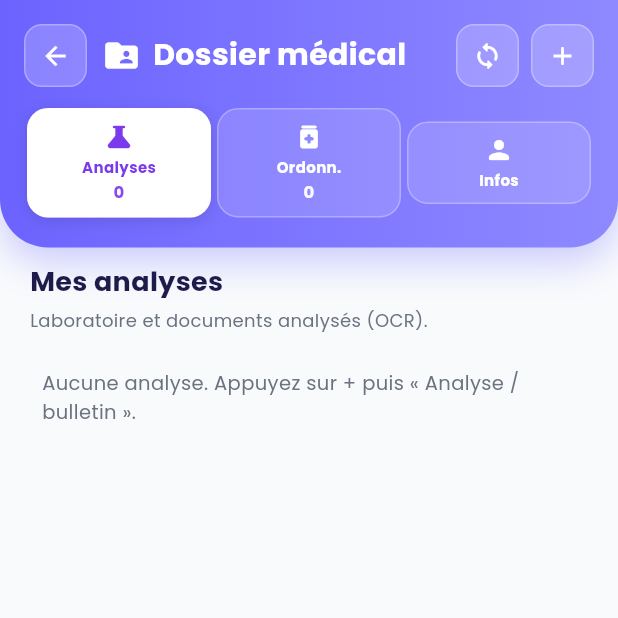
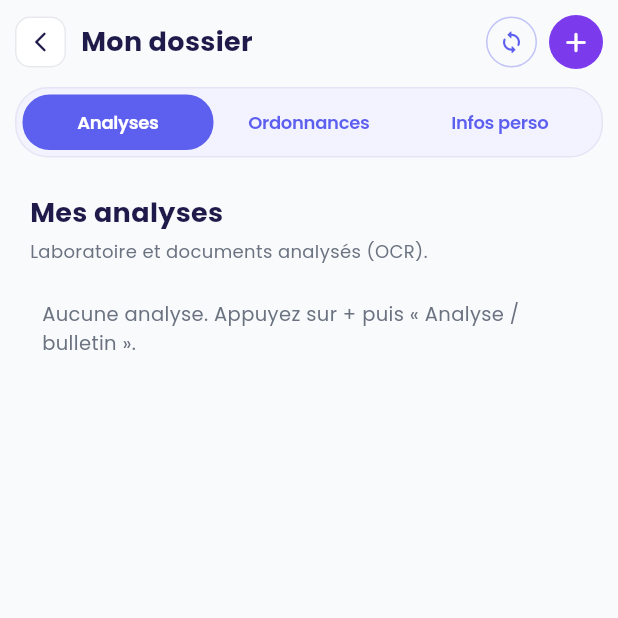
Before and after one commit to Yassminette5/medaichain-mobile, a Flutter app: the DocumentListScreen screen opened directly, on a phone screen of 412 x 824 dp, the top half of it. Run offline on Flutter 3.47's test engine with Material 3 defaults, Android fonts, the phone set to English and light mode, and no system bars; our stand-ins replace file_picker, fl_chart, flutter_map, google_fonts, latlong2, permission_handler and 4 more; missing offline and left inert: agora_rtc_engine; accounts and stored records are empty; network calls fail.

Commit message:
Front: écran Mon dossier, onglets, ordonnances

```diff
--- a/lib/screens/patientnesrine/document_list_screen.dart
+++ b/lib/screens/patientnesrine/document_list_screen.dart
@@ -468,68 +468,73 @@ class _DocumentListScreenState extends State<DocumentListScreen> {
     }
   }
 
-  Widget _buildHeaderTabPill({
+  /// Style type segmented control (fond lavande, onglet actif violet plein).
+  static const Color _segAccent = Color(0xFF5D5FEF);
+  static const Color _segTrack = Color(0xFFF3F3FF);
+  static const Color _segBorder = Color(0xFFE4E4F5);
+
+  Widget _buildDossierSegmentedControl() {
+    return Container(
+      padding: const EdgeInsets.all(4),
+      decoration: BoxDecoration(
+        color: _segTrack,
+        borderRadius: BorderRadius.circular(22),
+        border: Border.all(color: _segBorder, width: 1),
+      ),
+      child: Row(
+        children: [
+          _buildSegmentSlot(
+            tab: _DossierTab.analyses,
+            label: 'Analyses',
+          ),
+          _buildSegmentSlot(
+            tab: _DossierTab.ordonnances,
+            label: 'Ordonnances',
+          ),
+          _buildSegmentSlot(
+            tab: _DossierTab.informations,
+            label: 'Infos perso',
+          ),
+        ],
+      ),
+    );
+  }
+
+  Widget _buildSegmentSlot({
     required _DossierTab tab,
     required String label,
-    required IconData icon,
-    required int? count,
-    required Color activeColor,
   }) {
     final selected = _tab == tab;
     return Expanded(
-      child: Padding(
-        padding: const EdgeInsets.symmetric(horizontal: 2),
       child: Material(
         color: Colors.transparent,
         child: InkWell(
           onTap: () => setState(() => _tab = tab),
-            borderRadius: BorderRadius.circular(14),
+          borderRadius: BorderRadius.circular(18),
+          splashColor: _segAccent.withValues(alpha: 0.12),
+          highlightColor: _segAccent.withValues(alpha: 0.06),
           child: AnimatedContainer(
-              duration: const Duration(milliseconds: 180),
-              padding: const EdgeInsets.symmetric(vertical: 8, horizontal: 2),
+            duration: const Duration(milliseconds: 220),
+            curve: Curves.easeOutCubic,
+            padding: const EdgeInsets.symmetric(vertical: 10, horizontal: 4),
             decoration: BoxDecoration(
-                color: selected ? Colors.white : Colors.white.withValues(alpha: 0.14),
-                borderRadius: BorderRadius.circular(14),
-                border: Border.all(color: Colors.white.withValues(alpha: selected ? 0.42 : 0.28)),
-                boxShadow: selected
-                    ? [
-                        BoxShadow(
-                          color: Colors.black.withValues(alpha: 0.12),
-                          blurRadius: 8,
-                          offset: const Offset(0, 2),
+              color: selected ? _segAccent : Colors.transparent,
+              borderRadius: BorderRadius.circular(18),
             ),
-                      ]
-                    : null,
-              ),
-              child: Column(
-                mainAxisSize: MainAxisSize.min,
-                children: [
-                  Icon(icon, size: 20, color: selected ? activeColor : Colors.white),
-                  const SizedBox(height: 3),
-                  FittedBox(
+            child: Center(
+              child: FittedBox(
                 fit: BoxFit.scaleDown,
                 child: Text(
                   label,
                   maxLines: 1,
+                  textAlign: TextAlign.center,
                   style: GoogleFonts.poppins(
-                        fontSize: 10,
-                        fontWeight: FontWeight.w700,
-                        color: selected ? activeColor : Colors.white,
+                    fontSize: 12,
+                    fontWeight: FontWeight.w600,
+                    letterSpacing: -0.2,
+                    color: selected ? Colors.white : _segAccent,
                   ),
                 ),
-                  ),
-                  if (count != null) ...[
-                    const SizedBox(height: 2),
-                    Text(
-                      '$count',
-                      style: GoogleFonts.poppins(
-                        fontSize: 11,
-                        fontWeight: FontWeight.w700,
-                        color: selected ? activeColor.withValues(alpha: 0.92) : Colors.white.withValues(alpha: 0.95),
-                      ),
-                    ),
-                  ],
-                ],
               ),
             ),
           ),
@@ -644,7 +649,7 @@ class _DocumentListScreenState extends State<DocumentListScreen> {
             ),
             const SizedBox(height: 6),
             Text(
-              'Utilisez les onglets Analyses et Ordonn. pour consulter vos fichiers.',
+              'Utilisez les onglets Analyses et Ordonnances pour consulter vos fichiers.',
               style: GoogleFonts.poppins(fontSize: 12, color: AppColors.textSecondary, height: 1.35),
             ),
           ],
@@ -715,126 +720,95 @@ class _DocumentListScreenState extends State<DocumentListScreen> {
       body: SafeArea(
         child: Column(
           children: [
-            // Premium Header
+            // Même fond que le reste de l’écran (pas de bandeau blanc)
             Container(
-              padding: const EdgeInsets.fromLTRB(16, 16, 16, 20),
-              decoration: BoxDecoration(
-                gradient: widget.gradient,
-                borderRadius: const BorderRadius.only(
-                  bottomLeft: Radius.circular(32),
-                  bottomRight: Radius.circular(32),
-                ),
-                boxShadow: [
-                  BoxShadow(
-                    color: widget.gradient.colors.first.withOpacity(0.3),
-                    blurRadius: 20,
-                    offset: const Offset(0, 10),
-                  ),
-                ],
-              ),
+              width: double.infinity,
+              padding: const EdgeInsets.fromLTRB(10, 10, 10, 14),
+              color: AppColors.background,
               child: Column(
                 children: [
                   Row(
                     children: [
-                      GestureDetector(
+                      Material(
+                        color: AppColors.surface,
+                        shape: RoundedRectangleBorder(
+                          borderRadius: BorderRadius.circular(10),
+                          side: BorderSide(color: AppColors.border.withValues(alpha: 0.9)),
+                        ),
+                        child: InkWell(
                           onTap: () => Navigator.pop(context),
-                        child: Container(
-                          padding: const EdgeInsets.all(10),
-                          decoration: BoxDecoration(
-                            color: Colors.white.withOpacity(0.2),
-                            borderRadius: BorderRadius.circular(12),
-                            border: Border.all(
-                              color: Colors.white.withOpacity(0.3),
-                              width: 1,
+                          borderRadius: BorderRadius.circular(10),
+                          child: const SizedBox(
+                            width: 34,
+                            height: 34,
+                            child: Icon(Icons.arrow_back_ios_new_rounded, size: 16, color: AppColors.textDark),
                           ),
-                          ),
-                          child: const Icon(Icons.arrow_back, color: Colors.white, size: 20),
                         ),
                       ),
                       const SizedBox(width: 10),
-                      Icon(widget.icon, color: Colors.white, size: 26),
-                      const SizedBox(width: 8),
                       Expanded(
                         child: Text(
                           widget.title,
                           maxLines: 1,
                           overflow: TextOverflow.ellipsis,
                           style: GoogleFonts.poppins(
-                            color: Colors.white,
-                            fontWeight: FontWeight.bold,
-                            fontSize: 20,
+                            color: AppColors.textDark,
+                            fontWeight: FontWeight.w700,
+                            fontSize: 18,
                           ),
                         ),
                       ),
-                      GestureDetector(
-                        onTap: _loading || _uploading ? () {} : _load,
+                      Tooltip(
+                        message: 'Actualiser',
+                        child: Material(
+                          color: Colors.transparent,
+                          child: InkWell(
+                            onTap: _loading || _uploading ? null : _load,
+                            borderRadius: BorderRadius.circular(20),
                             child: Container(
-                          padding: const EdgeInsets.all(10),
+                              width: 34,
+                              height: 34,
+                              alignment: Alignment.center,
                               decoration: BoxDecoration(
-                            color: Colors.white.withOpacity(0.2),
-                            borderRadius: BorderRadius.circular(12),
-                            border: Border.all(
-                              color: Colors.white.withOpacity(0.3),
-                              width: 1,
-                            ),
+                                shape: BoxShape.circle,
+                                border: Border.all(color: _segAccent.withValues(alpha: 0.35)),
                               ),
                               child: Icon(
                                 Icons.sync_rounded,
-                            color: Colors.white,
-                            size: 20,
+                                size: 17,
+                                color: _loading ? AppColors.textLight : _segAccent,
+                              ),
+                            ),
                           ),
                         ),
                       ),
                       const SizedBox(width: 8),
-                      GestureDetector(
-                        onTap: _uploading ? () {} : _showAddDocumentMenu,
-                        child: Container(
-                          padding: const EdgeInsets.all(10),
-                          decoration: BoxDecoration(
-                            color: Colors.white.withOpacity(0.2),
-                            borderRadius: BorderRadius.circular(12),
-                            border: Border.all(
-                              color: Colors.white.withOpacity(0.3),
-                              width: 1,
+                      Tooltip(
+                        message: 'Ajouter un document',
+                        child: Material(
+                          color: AppColors.primary,
+                          borderRadius: BorderRadius.circular(20),
+                          elevation: 0,
+                          child: InkWell(
+                            onTap: _uploading ? null : _showAddDocumentMenu,
+                            borderRadius: BorderRadius.circular(20),
+                            child: SizedBox(
+                              width: 36,
+                              height: 36,
+                              child: _uploading
+                                  ? const Padding(
+                                      padding: EdgeInsets.all(8),
+                                      child: CircularProgressIndicator(strokeWidth: 2, color: Colors.white),
+                                    )
+                                  : const Icon(Icons.add_rounded, color: Colors.white, size: 22),
                             ),
                           ),
-                          child: _uploading
-                              ? const SizedBox(
-                                  width: 20,
-                                  height: 20,
-                                  child: CircularProgressIndicator(strokeWidth: 2, color: Colors.white),
-                                )
-                              : const Icon(Icons.add, color: Colors.white, size: 20),
                         ),
                       ),
                     ],
                   ),
-                  const SizedBox(height: 14),
-                  Row(
-                    children: [
-                      _buildHeaderTabPill(
-                        tab: _DossierTab.analyses,
-                        label: 'Analyses',
-                        icon: Icons.science_rounded,
-                        count: _analysisDocs.length,
-                        activeColor: AppColors.primary,
-                      ),
-                      _buildHeaderTabPill(
-                        tab: _DossierTab.ordonnances,
-                        label: 'Ordonn.',
-                        icon: Icons.medication_rounded,
-                        count: _prescriptionDocs.length,
-                        activeColor: AppColors.prescription,
-                      ),
-                      _buildHeaderTabPill(
-                        tab: _DossierTab.informations,
-                        label: 'Infos',
-                        icon: Icons.person_rounded,
-                        count: null,
-                        activeColor: const Color(0xFF5C6BC0),
-                      ),
-                    ],
-                  ),
+                  const SizedBox(height: 12),
+                  _buildDossierSegmentedControl(),
                 ],
               ),
             ),
--- a/lib/screens/patientnesrine/profile_screen.dart
+++ b/lib/screens/patientnesrine/profile_screen.dart
@@ -804,7 +804,7 @@ class _ProfileAnalysisResultsSectionState extends State<_ProfileAnalysisResultsS
         crossAxisAlignment: CrossAxisAlignment.start,
         children: [
           Text(
-            "Dossier médical",
+            "Mon dossier",
             style: GoogleFonts.poppins(
               fontSize: 18,
               fontWeight: FontWeight.bold,
@@ -818,7 +818,7 @@ class _ProfileAnalysisResultsSectionState extends State<_ProfileAnalysisResultsS
                 context,
                 MaterialPageRoute(
                   builder: (_) => const DocumentListScreen(
-                    title: 'Dossier médical',
+                    title: 'Mon dossier',
                     icon: Icons.folder_shared_rounded,
                     gradient: LinearGradient(colors: [Color(0xFF6C63FF), Color(0xFF8F89FF)]),
                   ),
```
Lines whose indentation alone changed are shown as unchanged.
